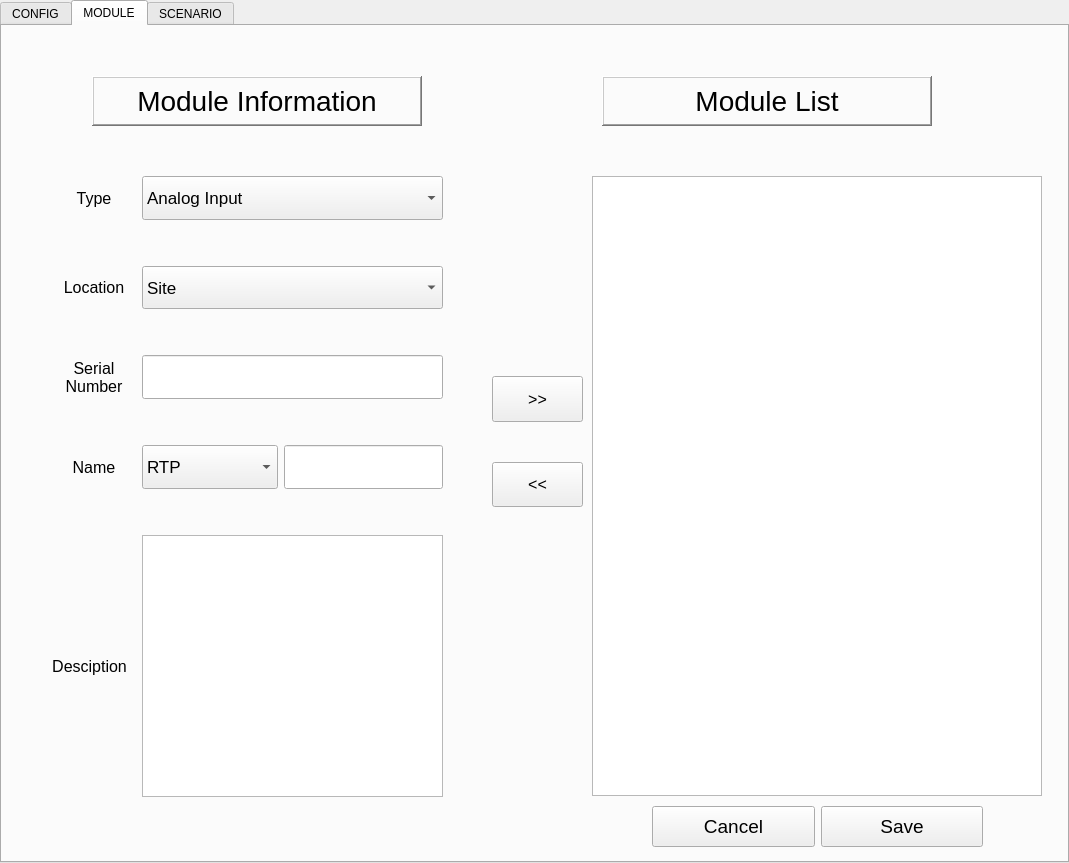
Before: the Qt Designer form siteApps/CDMSTester/CDMSTesterApp/project/Setup.ui in Sangil-Lee/Work, drawn with Qt 5.
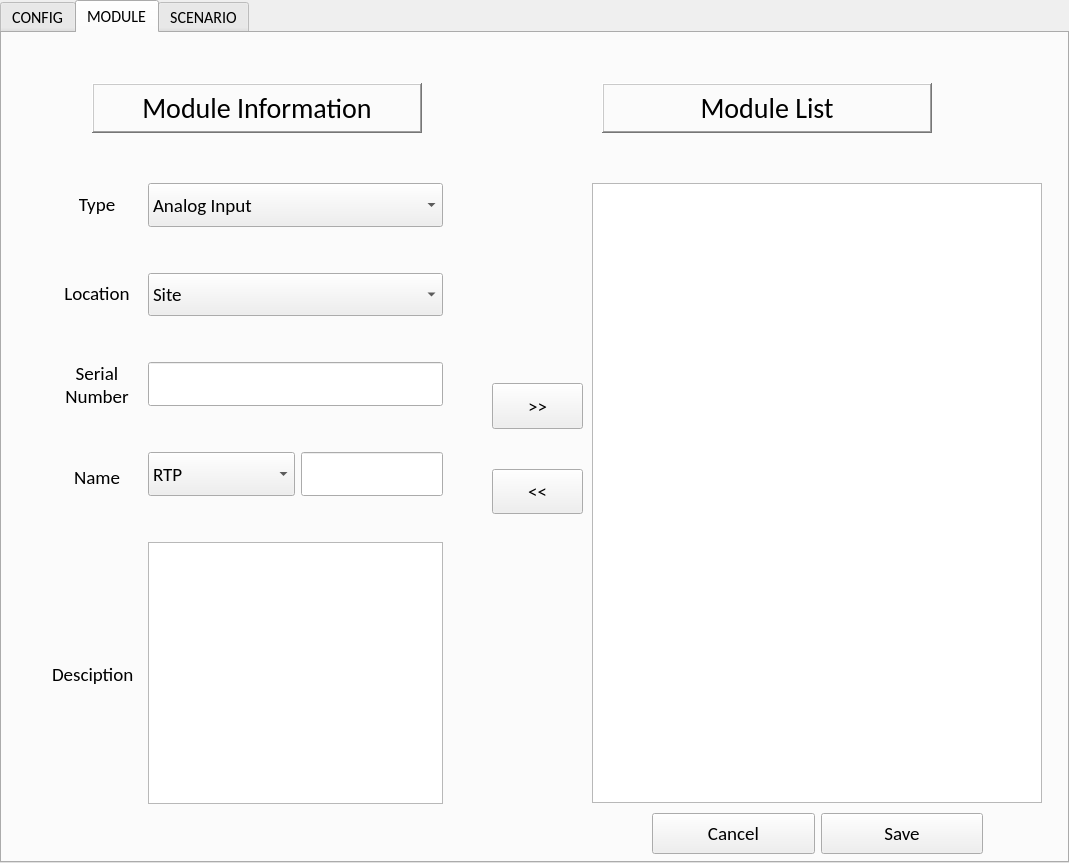
After: the same form once the commit is applied. The open tabs and pages were chosen to show the change.

Patch:
```diff
--- a/siteApps/CDMSTester/CDMSTesterApp/project/Setup.ui
+++ b/siteApps/CDMSTester/CDMSTesterApp/project/Setup.ui
@@ -13,6 +13,12 @@
     <height>863</height>
    </rect>
   </property>
+  <property name="font">
+   <font>
+    <family>Calibri</family>
+    <pointsize>12</pointsize>
+   </font>
+  </property>
   <property name="windowTitle">
    <string>TabWidget</string>
   </property>
@@ -516,6 +522,7 @@
     </property>
     <property name="font">
      <font>
+      <family>Calibri</family>
       <pointsize>21</pointsize>
      </font>
     </property>
@@ -549,6 +556,7 @@
     </property>
     <property name="font">
      <font>
+      <family>Calibri</family>
       <pointsize>21</pointsize>
      </font>
     </property>
@@ -594,7 +602,8 @@
        </property>
        <property name="font">
         <font>
-         <pointsize>12</pointsize>
+         <family>Calibri</family>
+         <pointsize>14</pointsize>
         </font>
        </property>
        <property name="text">
@@ -625,7 +634,8 @@
        </property>
        <property name="font">
         <font>
-         <pointsize>12</pointsize>
+         <family>Calibri</family>
+         <pointsize>14</pointsize>
         </font>
        </property>
        <property name="text">
@@ -657,7 +667,8 @@
          </property>
          <property name="font">
           <font>
-           <pointsize>12</pointsize>
+           <family>Calibri</family>
+           <pointsize>14</pointsize>
           </font>
          </property>
          <property name="text">
@@ -691,7 +702,8 @@
          </property>
          <property name="font">
           <font>
-           <pointsize>12</pointsize>
+           <family>Calibri</family>
+           <pointsize>14</pointsize>
           </font>
          </property>
          <property name="text">
@@ -725,7 +737,8 @@
          </property>
          <property name="font">
           <font>
-           <pointsize>12</pointsize>
+           <family>Calibri</family>
+           <pointsize>14</pointsize>
           </font>
          </property>
          <property name="text">
@@ -760,7 +773,8 @@
          </property>
          <property name="font">
           <font>
-           <pointsize>12</pointsize>
+           <family>Calibri</family>
+           <pointsize>14</pointsize>
           </font>
          </property>
          <property name="text">
@@ -794,7 +808,8 @@
          </property>
          <property name="font">
           <font>
-           <pointsize>12</pointsize>
+           <family>Calibri</family>
+           <pointsize>14</pointsize>
           </font>
          </property>
          <property name="text">
@@ -819,7 +834,8 @@
          </property>
          <property name="font">
           <font>
-           <pointsize>13</pointsize>
+           <family>Calibri</family>
+           <pointsize>14</pointsize>
           </font>
          </property>
          <item>
@@ -867,7 +883,8 @@
          </property>
          <property name="font">
           <font>
-           <pointsize>13</pointsize>
+           <family>Calibri</family>
+           <pointsize>14</pointsize>
           </font>
          </property>
          <item>
@@ -905,7 +922,8 @@
          </property>
          <property name="font">
           <font>
-           <pointsize>13</pointsize>
+           <family>Calibri</family>
+           <pointsize>14</pointsize>
           </font>
          </property>
         </widget>
@@ -935,7 +953,8 @@
            </property>
            <property name="font">
             <font>
-             <pointsize>13</pointsize>
+             <family>Calibri</family>
+             <pointsize>14</pointsize>
             </font>
            </property>
            <item>
@@ -955,7 +974,8 @@
            </property>
            <property name="font">
             <font>
-             <pointsize>13</pointsize>
+             <family>Calibri</family>
+             <pointsize>14</pointsize>
             </font>
            </property>
           </widget>
@@ -985,7 +1005,8 @@
          </property>
          <property name="font">
           <font>
-           <pointsize>13</pointsize>
+           <family>Calibri</family>
+           <pointsize>14</pointsize>
           </font>
          </property>
         </widget>
@@ -1005,7 +1026,8 @@
     </property>
     <property name="font">
      <font>
-      <pointsize>12</pointsize>
+      <family>Calibri</family>
+      <pointsize>14</pointsize>
      </font>
     </property>
    </widget>
@@ -1029,6 +1051,7 @@
        </property>
        <property name="font">
         <font>
+         <family>Calibri</family>
          <pointsize>14</pointsize>
         </font>
        </property>
@@ -1047,6 +1070,7 @@
        </property>
        <property name="font">
         <font>
+         <family>Calibri</family>
          <pointsize>14</pointsize>
         </font>
        </property>
```
Left out of the diff: 46 changed lines with no effect on the pictures.
